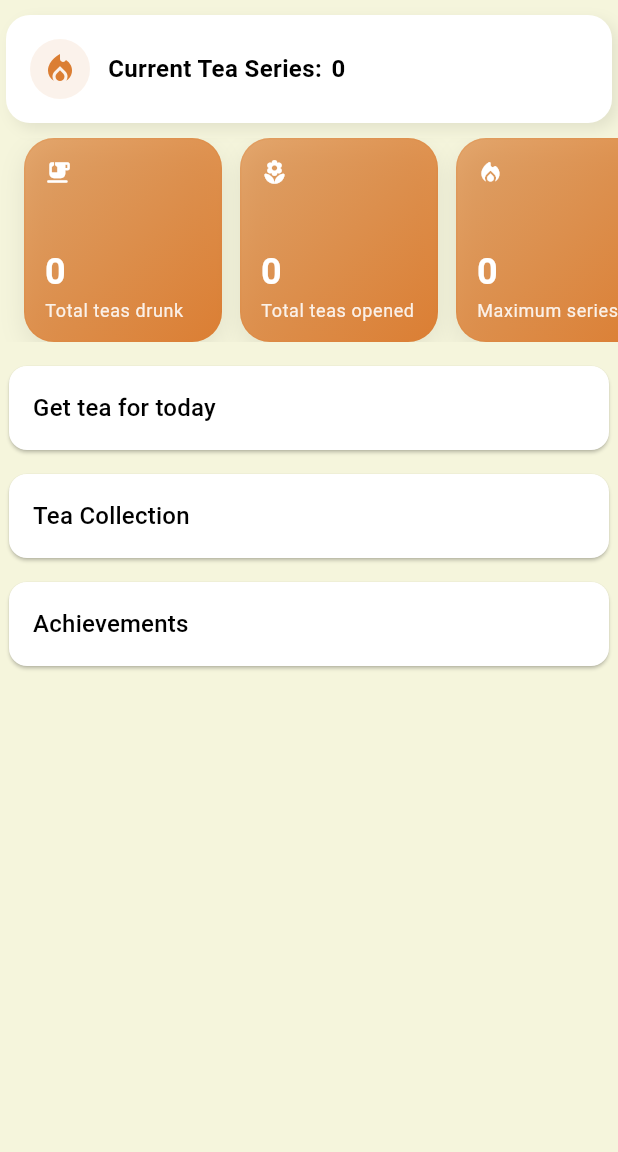
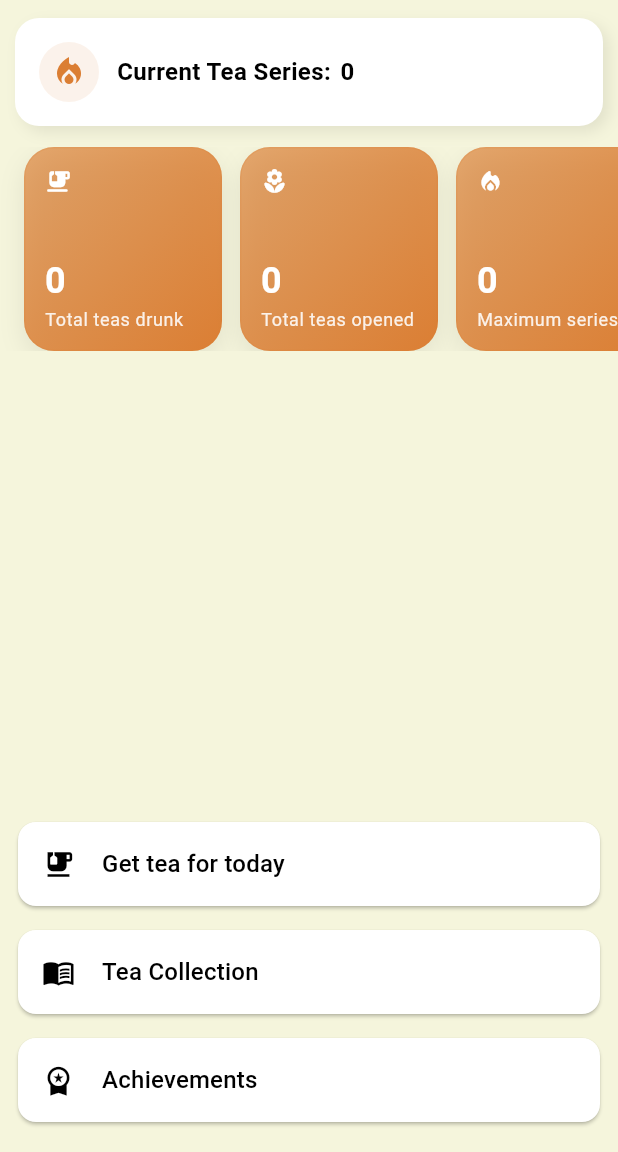
Before and after one commit to BaoBab-800/Zen-Tea, a Flutter app: the screen it shows after launch, on a phone screen of 412 x 824 dp, the part 84-1236 px from its top. Run offline on Flutter 3.47's test engine with Material 3 defaults, Android fonts, the light colour scheme and no system bars; our stand-ins replace go_router, hive, hive_flutter; accounts and stored records are empty.

Commit message:
Made the main feed a column. Improved the card spacing.

```diff
--- a/lib/ui/home/home_feed_section.dart
+++ b/lib/ui/home/home_feed_section.dart
@@ -15,27 +15,28 @@ class HomeFeedSection extends StatelessWidget {
 
   @override
   Widget build(BuildContext context) {
-    return ListView(
+    return Column(
       children: [
-        const SizedBox(height: 4),
+        const SizedBox(height: 6),
         _currentSeries(context),
 
-        const SizedBox(height: 4),
+        const SizedBox(height: 8),
         HomeStatisticsSection(),
 
-        const SizedBox(height: 8),
-        _buildCard(context.l10n.getTeaForToday, context, AppRoute.getTeaForToday),
+        const Spacer(),
+        _buildCard(context.l10n.getTeaForToday, context, Icons.emoji_food_beverage, AppRoute.getTeaForToday),
 
-        _buildCard(context.l10n.teaCollection, context, AppRoute.teaCollection),
+        _buildCard(context.l10n.teaCollection, context, Icons.menu_book, AppRoute.teaCollection),
 
-        _buildCard(context.l10n.achievements, context, AppRoute.achievements),
+        _buildCard(context.l10n.achievements, context, Icons.workspace_premium, AppRoute.achievements),
+        const SizedBox(height: 12),
       ],
     );
   }
 
   Widget _currentSeries(BuildContext context) {
     return Container(
-      margin: const EdgeInsets.symmetric(horizontal: 4.0, vertical: 6.0),
+      margin: const EdgeInsets.symmetric(horizontal: 10.0, vertical: 6.0),
       padding: const EdgeInsets.all(16.0),
       decoration: BoxDecoration(
         color: Theme.of(context).colorScheme.surfaceContainerHighest,
@@ -87,13 +88,18 @@ class HomeFeedSection extends StatelessWidget {
     );
   }
 
-  Widget _buildCard(String content, BuildContext context, AppRoute route) {
+  Widget _buildCard(String content, BuildContext context, IconData icon, AppRoute route) {
     return Card(
-      margin: EdgeInsets.symmetric(horizontal: 6.0, vertical: 8.0),
+      margin: const EdgeInsets.symmetric(horizontal: 12.0, vertical: 8.0),
       child: ListTile(
         title: Text(
           content,
           style: Theme.of(context).textTheme.titleMedium,
+        ),
+
+        leading: Icon(
+          icon,
+          size: 22,
         ),
 
         shape: RoundedRectangleBorder(
```
